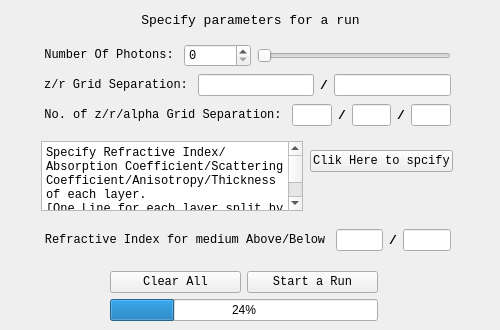
Qt form mainwidgets/confparas.ui (SimonCqk/Photon_Propagation_Simulation) before a commit.
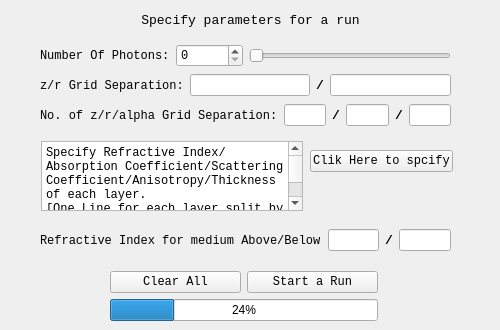
The same form after that commit.

Diff of the .ui file:
```diff
--- a/mainwidgets/confparas.ui
+++ b/mainwidgets/confparas.ui
@@ -46,7 +46,7 @@
    </property>
    <layout class="QHBoxLayout" name="PNhorizontalLayout">
     <item>
-     <widget class="QPushButton" name="PhoNumButton">
+     <widget class="QLabel" name="PhoNumLabel">
       <property name="font">
        <font>
         <family>Consolas</family>
@@ -55,9 +55,6 @@
       <property name="text">
        <string>Number Of Photons:</string>
       </property>
-      <property name="flat">
-       <bool>true</bool>
-      </property>
      </widget>
     </item>
     <item>
@@ -101,7 +98,7 @@
    </property>
    <layout class="QHBoxLayout" name="GridhorizontalLayout">
     <item>
-     <widget class="QPushButton" name="ZRGridButton">
+     <widget class="QLabel" name="zrGridLabel">
       <property name="font">
        <font>
         <family>Consolas</family>
@@ -110,9 +107,6 @@
       <property name="text">
        <string>z/r Grid Separation:</string>
       </property>
-      <property name="flat">
-       <bool>true</bool>
-      </property>
      </widget>
     </item>
     <item>
@@ -161,7 +155,7 @@
    </property>
    <layout class="QHBoxLayout" name="NohorizontalLayout">
     <item>
-     <widget class="QPushButton" name="pushButton">
+     <widget class="QLabel" name="No_zra_Label">
       <property name="font">
        <font>
         <family>Consolas</family>
@@ -170,9 +164,6 @@
       <property name="text">
        <string>No. of z/r/alpha Grid Separation:</string>
       </property>
-      <property name="flat">
-       <bool>true</bool>
-      </property>
      </widget>
     </item>
     <item>
@@ -245,7 +236,7 @@
    </property>
    <layout class="QHBoxLayout" name="MediumhorizontalLayout">
     <item>
-     <widget class="QPushButton" name="pushButton_2">
+     <widget class="QLabel" name="MedLabel">
       <property name="font">
        <font>
         <family>Consolas</family>
@@ -254,9 +245,6 @@
       <property name="text">
        <string>Refractive Index for medium Above/Below</string>
       </property>
-      <property name="flat">
-       <bool>true</bool>
-      </property>
      </widget>
     </item>
     <item>
@@ -343,7 +331,7 @@
      <x>110</x>
      <y>271</y>
      <width>268</width>
-     <height>51</height>
+     <height>52</height>
     </rect>
    </property>
    <layout class="QVBoxLayout" name="verticalLayout_2">
```
